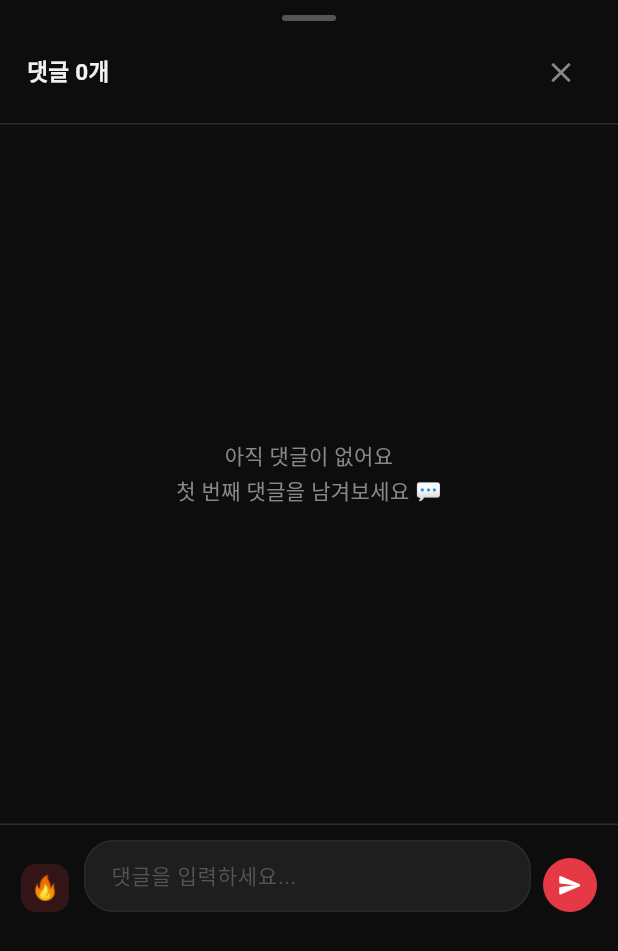
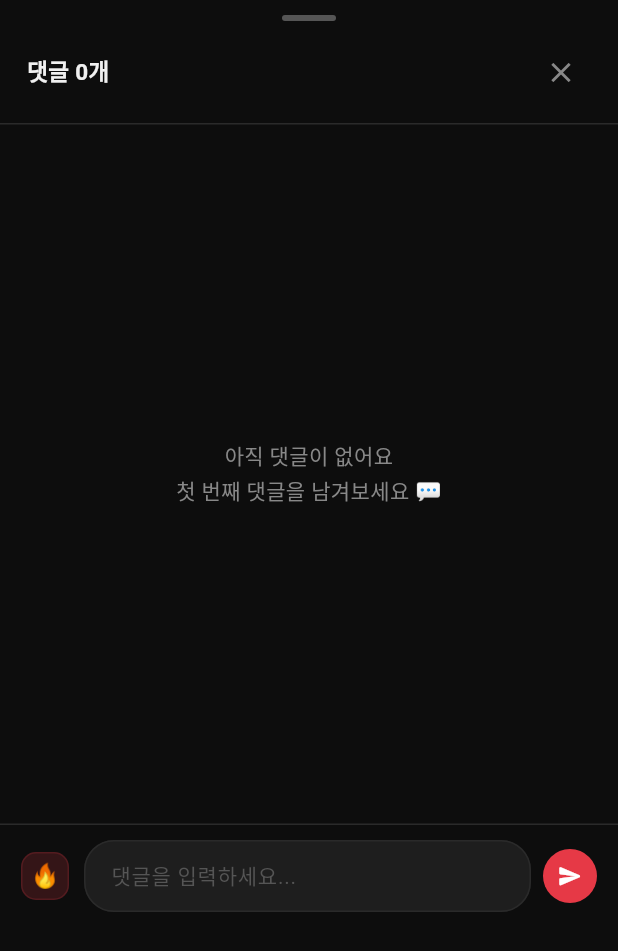
Before and after one commit to trylord0-bot/furynote, a Flutter app: the CommentSheet widget shown alone on an empty page, opened directly with empty values, on a phone screen of 412 x 824 dp. Shown: the top 951 px of the screen. Run offline on Flutter 3.47's test engine with Material 3 defaults, Android fonts, the phone set to English and light mode, and no system bars; our stand-ins replace audioplayers, file_picker, firebase_core, firebase_messaging, flutter_local_notifications, flutter_timezone and 6 more; missing offline and left inert: record; accounts and stored records are empty; network calls fail; statements that could not run were skipped.

Commit message:
댓글 입력 아바타사진 및 정렬 적용

```diff
--- a/mobile/lib/widgets/comment_sheet.dart
+++ b/mobile/lib/widgets/comment_sheet.dart
@@ -304,18 +304,13 @@ class _CommentSheetState extends State<CommentSheet> {
           Padding(
             padding: EdgeInsets.fromLTRB(14, 10, 14, 10 + bottomInset),
             child: Row(
-              crossAxisAlignment: CrossAxisAlignment.end,
+              crossAxisAlignment: CrossAxisAlignment.center,
               children: [
-                Container(
-                  width: 32,
-                  height: 32,
-                  decoration: BoxDecoration(
-                    color: FuryColors.red.withValues(alpha: 0.18),
-                    borderRadius: BorderRadius.circular(10),
-                  ),
-                  child: const Center(
-                    child: Text('🔥', style: TextStyle(fontSize: 16)),
-                  ),
+                const FuryProfileAvatar(
+                  key: ValueKey('comment-input-avatar'),
+                  size: 32,
+                  borderRadius: 10,
+                  fallbackFontSize: 16,
                 ),
                 const SizedBox(width: 10),
                 Expanded(
@@ -356,6 +351,7 @@ class _CommentSheetState extends State<CommentSheet> {
                 ),
                 const SizedBox(width: 8),
                 GestureDetector(
+                  key: const ValueKey('comment-send-button'),
                   onTap: _sendComment,
                   child: AnimatedContainer(
                     duration: const Duration(milliseconds: 150),
```
Also changed, not shown: 2 other files.
